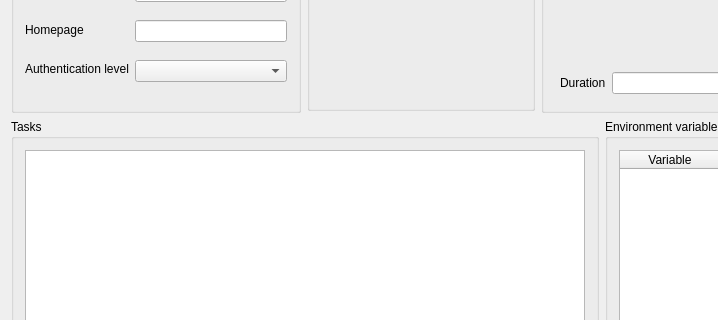
Before: the Qt Designer form mainwindow.ui in SongPhi/applaunchercreator, drawn with Qt 5; both pictures show x 0 to 718 and y 242 to 562 of the 900 by 650 pixel window.
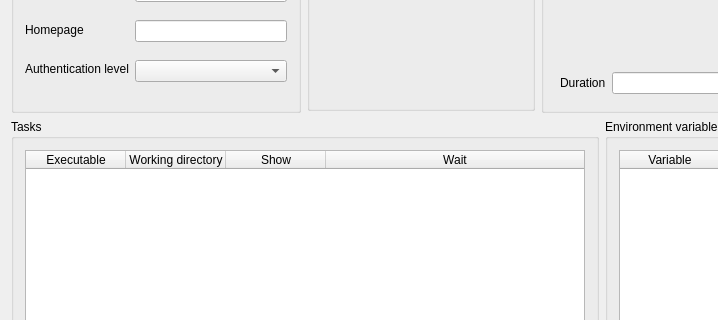
After: the same form once the commit is applied. Icons and pictures are not drawn.

```diff
--- a/mainwindow.ui
+++ b/mainwindow.ui
@@ -444,9 +444,6 @@
              <property name="cornerButtonEnabled">
               <bool>false</bool>
              </property>
-             <attribute name="horizontalHeaderVisible">
-              <bool>false</bool>
-             </attribute>
              <attribute name="horizontalHeaderStretchLastSection">
               <bool>true</bool>
              </attribute>
```
Left out of the diff: 37 changed lines with no effect on the pictures.
